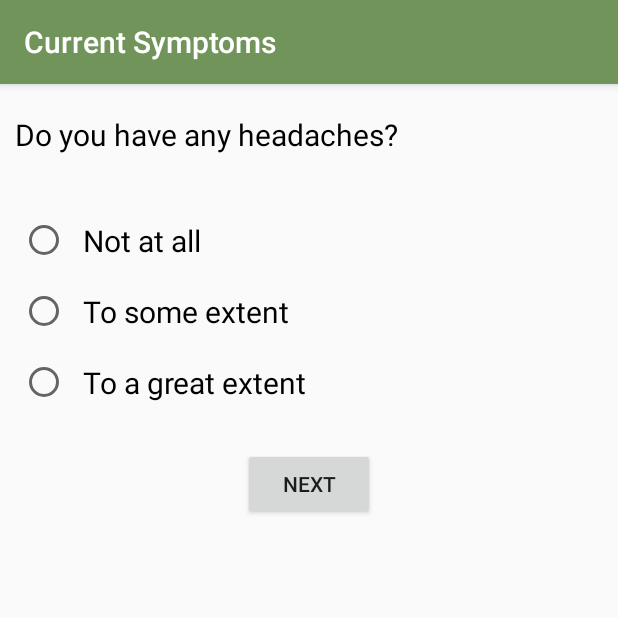
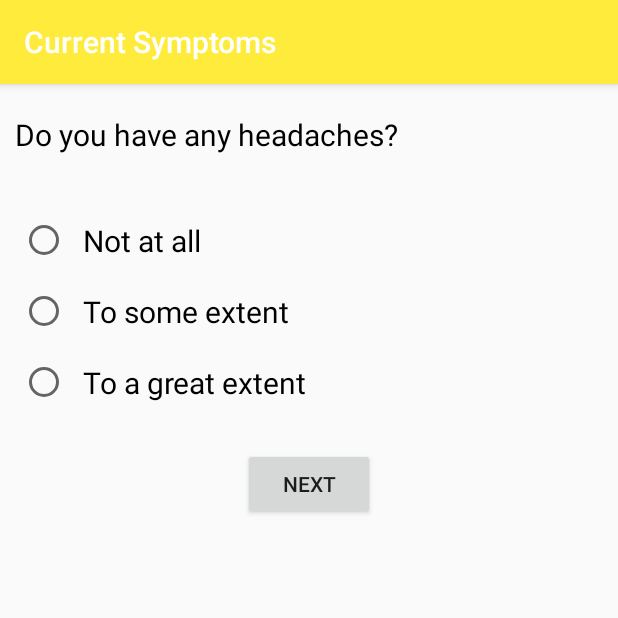
Before and after one commit to mhealthBench/android-app, an Android app: the QuestionnaireHeadachesActivity screen opened directly, with no data from a screen before it, on a phone screen of 412 x 824 dp, the top half of it. Run offline under Robolectric (Android 15) with nearby library versions, the phone set to English and light mode, and no system bars.

Commit message:
fixed color scheme after merge

```diff
--- a/app/src/main/res/values/colors.xml
+++ b/app/src/main/res/values/colors.xml
@@ -1,12 +1,13 @@
 <?xml version="1.0" encoding="utf-8"?>
+
 <resources>
-    <color name="colorPrimary">#98c77b</color>
-    <color name="colorPrimaryDark">#70945a</color>
+    <color name="colorPrimary">#FFEB3B</color>
+    <color name="colorPrimaryDark">#FFEB3B</color>
     <color name="colorAccent">#40a9ff</color>
     <color name="colorTitle">@android:color/white</color>
     <color name="colorText">@android:color/black</color>
     <color name="selector">@android:color/white</color>
     <color name="colorTabIndicator">#ffffff</color>
-    <color name="colorBackground">#7c98c77b</color>
+    <color name="colorBackground">#ffffff</color>
     <color name="colorTabControl">#98c77b</color>
 </resources>
```
